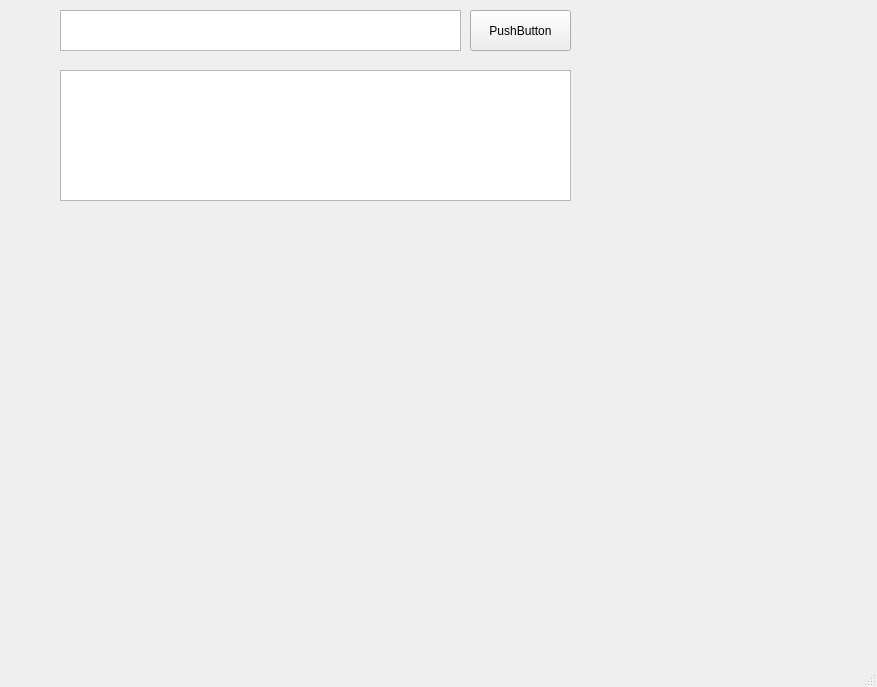
Old version of the form version2/ui/untitled.ui in the repository KubiV/3D-Print-Molecules.
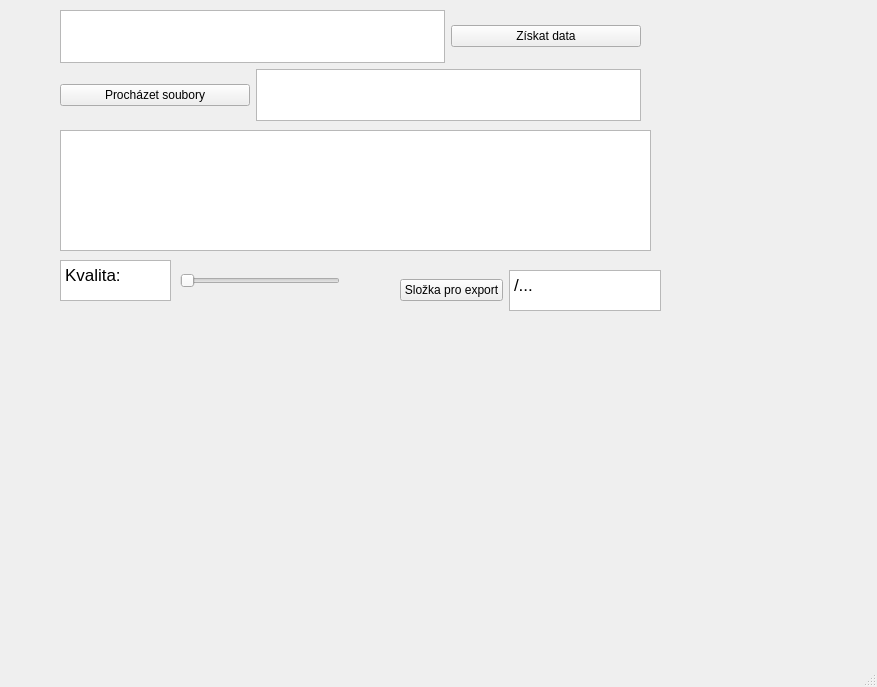
New version of the form.

The edit to the form file:
```diff
--- a/version2/ui/untitled.ui
+++ b/version2/ui/untitled.ui
@@ -18,45 +18,114 @@
     <property name="geometry">
      <rect>
       <x>60</x>
-      <y>70</y>
-      <width>511</width>
-      <height>131</height>
+      <y>130</y>
+      <width>591</width>
+      <height>121</height>
      </rect>
     </property>
    </widget>
-   <widget class="QTextBrowser" name="textBrowser">
-    <property name="geometry">
-     <rect>
-      <x>60</x>
-      <y>10</y>
-      <width>401</width>
-      <height>41</height>
-     </rect>
-    </property>
-   </widget>
-   <widget class="QPushButton" name="pushButton">
-    <property name="geometry">
-     <rect>
-      <x>470</x>
-      <y>10</y>
-      <width>101</width>
-      <height>41</height>
-     </rect>
-    </property>
-    <property name="text">
-     <string>PushButton</string>
-    </property>
-   </widget>
    <widget class="QWidget" name="gridLayoutWidget">
     <property name="geometry">
      <rect>
+      <x>70</x>
+      <y>350</y>
+      <width>591</width>
+      <height>261</height>
+     </rect>
+    </property>
+    <layout class="QGridLayout" name="preview"/>
+   </widget>
+   <widget class="QSlider" name="qualitySlider">
+    <property name="geometry">
+     <rect>
+      <x>180</x>
+      <y>270</y>
+      <width>160</width>
+      <height>22</height>
+     </rect>
+    </property>
+    <property name="orientation">
+     <enum>Qt::Horizontal</enum>
+    </property>
+   </widget>
+   <widget class="QTextBrowser" name="quality">
+    <property name="geometry">
+     <rect>
       <x>60</x>
-      <y>220</y>
-      <width>511</width>
-      <height>241</height>
+      <y>260</y>
+      <width>111</width>
+      <height>41</height>
      </rect>
     </property>
-    <layout class="QGridLayout" name="gridLayout"/>
+    <property name="html">
+     <string>&lt;!DOCTYPE HTML PUBLIC &quot;-//W3C//DTD HTML 4.0//EN&quot; &quot;http://www.w3.org/TR/REC-html40/strict.dtd&quot;&gt;
+&lt;html&gt;&lt;head&gt;&lt;meta name=&quot;qrichtext&quot; content=&quot;1&quot; /&gt;&lt;style type=&quot;text/css&quot;&gt;
+p, li { white-space: pre-wrap; }
+&lt;/style&gt;&lt;/head&gt;&lt;body style=&quot; font-family:'.AppleSystemUIFont'; font-size:13pt; font-weight:400; font-style:normal;&quot;&gt;
+&lt;p style=&quot; margin-top:0px; margin-bottom:0px; margin-left:0px; margin-right:0px; -qt-block-indent:0; text-indent:0px;&quot;&gt;Kvalita:&lt;/p&gt;&lt;/body&gt;&lt;/html&gt;</string>
+    </property>
+   </widget>
+   <widget class="QWidget" name="">
+    <property name="geometry">
+     <rect>
+      <x>60</x>
+      <y>10</y>
+      <width>581</width>
+      <height>111</height>
+     </rect>
+    </property>
+    <layout class="QGridLayout" name="gridLayout_2">
+     <item row="1" column="0">
+      <widget class="QPushButton" name="browseFiles">
+       <property name="text">
+        <string>Procházet soubory</string>
+       </property>
+      </widget>
+     </item>
+     <item row="0" column="2">
+      <widget class="QPushButton" name="getData">
+       <property name="text">
+        <string>Získat data</string>
+       </property>
+      </widget>
+     </item>
+     <item row="1" column="1" colspan="2">
+      <widget class="QTextBrowser" name="fileName"/>
+     </item>
+     <item row="0" column="0" colspan="2">
+      <widget class="QTextEdit" name="textEdit"/>
+     </item>
+    </layout>
+   </widget>
+   <widget class="QWidget" name="">
+    <property name="geometry">
+     <rect>
+      <x>400</x>
+      <y>270</y>
+      <width>261</width>
+      <height>41</height>
+     </rect>
+    </property>
+    <layout class="QGridLayout" name="gridLayout_3">
+     <item row="0" column="0">
+      <widget class="QPushButton" name="selectExportPath">
+       <property name="text">
+        <string>Složka pro export</string>
+       </property>
+      </widget>
+     </item>
+     <item row="0" column="1">
+      <widget class="QTextBrowser" name="exportPath_2">
+       <property name="html">
+        <string>&lt;!DOCTYPE HTML PUBLIC &quot;-//W3C//DTD HTML 4.0//EN&quot; &quot;http://www.w3.org/TR/REC-html40/strict.dtd&quot;&gt;
+&lt;html&gt;&lt;head&gt;&lt;meta name=&quot;qrichtext&quot; content=&quot;1&quot; /&gt;&lt;style type=&quot;text/css&quot;&gt;
+p, li { white-space: pre-wrap; }
+&lt;/style&gt;&lt;/head&gt;&lt;body style=&quot; font-family:'.AppleSystemUIFont'; font-size:13pt; font-weight:400; font-style:normal;&quot;&gt;
+&lt;p style=&quot; margin-top:0px; margin-bottom:0px; margin-left:0px; margin-right:0px; -qt-block-indent:0; text-indent:0px;&quot;&gt;/...&lt;/p&gt;&lt;/body&gt;&lt;/html&gt;</string>
+       </property>
+      </widget>
+     </item>
+    </layout>
    </widget>
   </widget>
   <widget class="QMenuBar" name="menubar">
```
Left out of the diff: 67 changed lines with no effect on the pictures.
